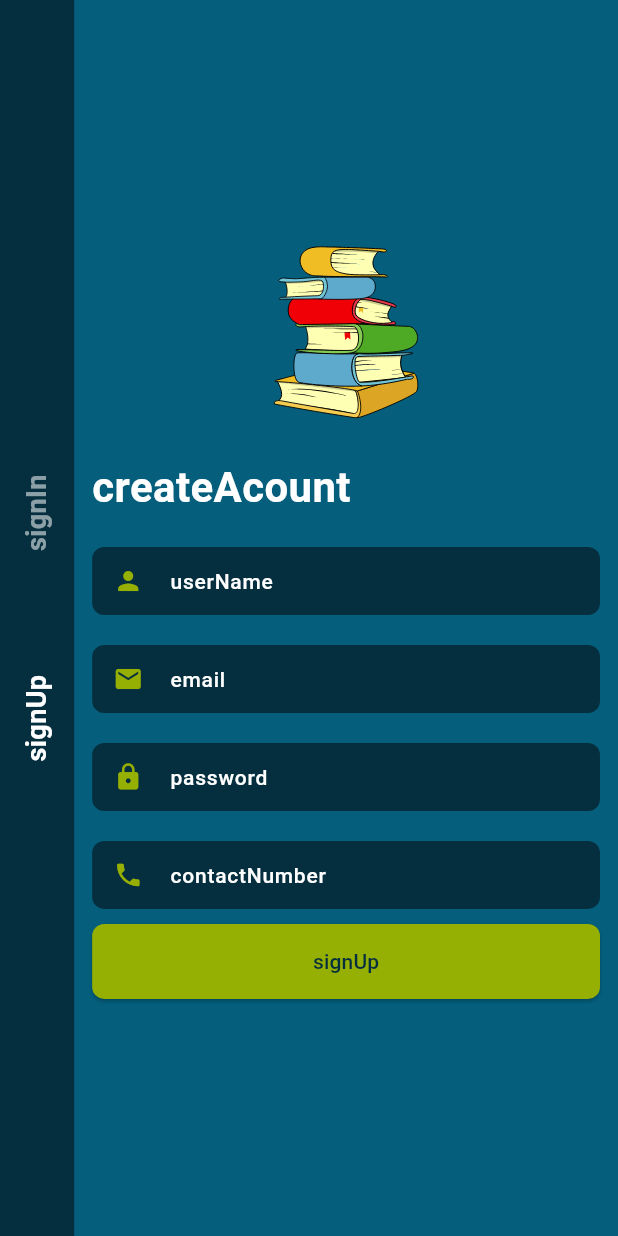
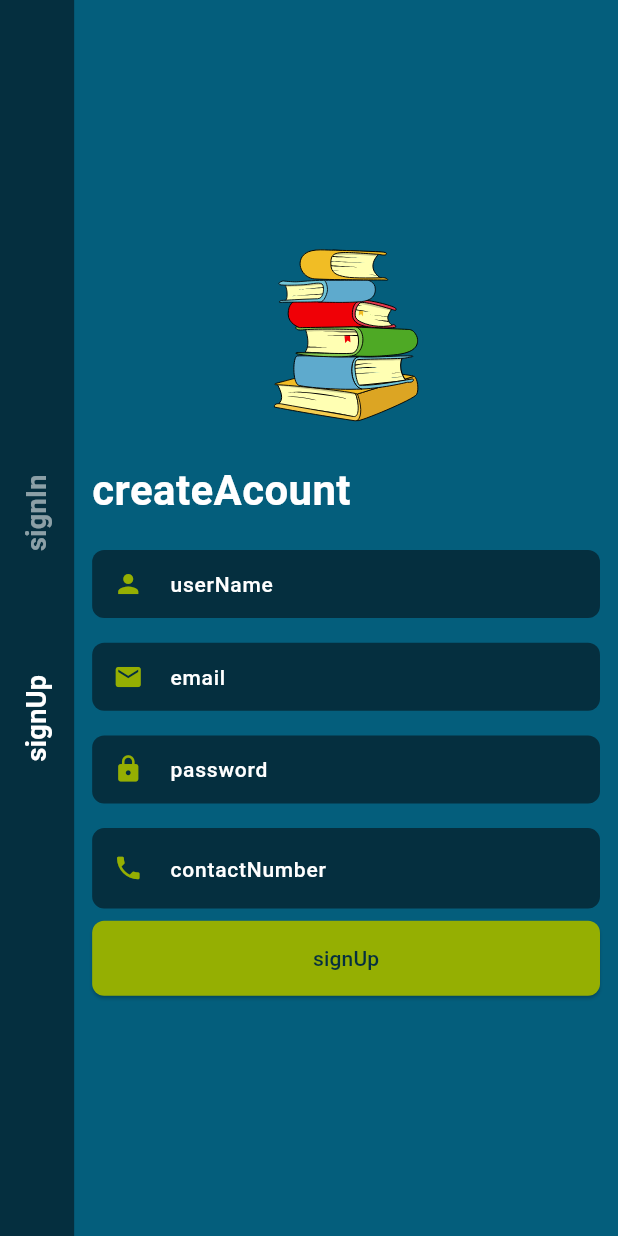
Before and after one commit to SummarizeApp/flutter_app, a Flutter app: the screen it shows after launch, after a tap on "signUp", on a phone screen of 412 x 824 dp. Run offline on Flutter 3.47's test engine with Material 3 defaults, Android fonts, the phone set to English and light mode, and no system bars; our stand-ins replace easy_localization, file_picker, flutter_bloc, font_awesome_flutter, go_router, image_picker and 3 more; missing offline and left inert: flutter_pdfview; network calls fail; Roboto replaces fonts that are missing (Quicksand); project files that could hold a hidden picture were left out.

Commit message:
phone controller added

```diff
--- a/assets/translations/tr.json
+++ b/assets/translations/tr.json
@@ -25,6 +25,8 @@
     "enterOtp": "Mailine gönderilen doğrulama kodunu giriniz.",
     "resendOtp": "Tekrar Gönder",
     "emailAppBar": "E-mailini Doğrula",
-    "didintReceive": "Doğrulama kodunu alamadınız mı?"
+    "didintReceive": "Doğrulama kodunu alamadınız mı?",
+    "otp": "Doğrulama kodu",
+    "signUpFailed": "Hesap oluşturma başarısız!"
 
 }
--- a/lib/presentations/auth_screen/auth_screen.dart
+++ b/lib/presentations/auth_screen/auth_screen.dart
@@ -57,7 +57,7 @@ class AuthScreenState extends State<AuthScreen> {
                       ),
                     ),
                     const SizedBox(height: 20),
-                    isLogin ? LoginForm() : SignUpForm(),
+                    isLogin ? LoginForm() : RegisterForm(),
                     const SizedBox(height: 20),
 
                     // Beyaz çizgi
--- a/lib/presentations/auth_screen/components/register_form.dart
+++ b/lib/presentations/auth_screen/components/register_form.dart
@@ -1,20 +1,22 @@
 
-// import 'package:dictionary_app/services/auth_service_register.dart';
 import 'package:easy_localization/easy_localization.dart';
 import 'package:flutter/material.dart';
 import 'package:literate_app/models/user_modal.dart';
 import 'package:literate_app/presentations/auth_screen/components/otp_verify_screen.dart';
+import 'package:literate_app/presentations/auth_screen/components/utils/input_custom_phone_widget.dart';
 import 'package:literate_app/presentations/auth_screen/components/utils/input_custom_widget.dart';
 import 'package:literate_app/services/auth_service/register_service.dart';
+import 'package:literate_app/utils/phone_number_input_formatter.dart';
+import 'package:literate_app/veriables/global_veraibles.dart';
 
-class SignUpForm extends StatelessWidget {
+class RegisterForm extends StatelessWidget {
   final TextEditingController emailController = TextEditingController();
   final TextEditingController passwordController = TextEditingController();
   final TextEditingController userNameController = TextEditingController();
   final TextEditingController contactNumberController = TextEditingController();
   final AuthServiceRegister authServiceRegister = AuthServiceRegister();
 
-  SignUpForm({super.key});
+  RegisterForm({super.key});
 
   @override
   Widget build(BuildContext context) {
@@ -25,60 +27,28 @@ class SignUpForm extends StatelessWidget {
           controller: userNameController,
           icon: Icons.person,
         ),
-        const SizedBox(height: 20),
+         SizedBox(height: screenHeight * 0.020),
         InputCustomWidget(
           text: tr("email"),
           controller: emailController,
           icon: Icons.email,
         ),
-        const SizedBox(height: 20),
+         SizedBox(height: screenHeight *0.02),
         InputCustomWidget(
           text: tr("password"),
           controller: passwordController,
           icon: Icons.lock,
           obscureText: true,
         ),
-        const SizedBox(height: 20),
-        InputCustomWidget(
-          text: tr("contactNumber"),
-          controller: contactNumberController,
-          icon: Icons.phone,
-        ),
-        const SizedBox(height: 10),
-        // ElevatedButton(
-        //   onPressed: () async {
-        //     // Kullanıcıdan alınan bilgilerle UserModel oluştur
-        //     final user = UserModel(
-        //       id: '', // ID backend tarafından oluşturulacağı için boş bırakıyoruz
-        //       username: userNameController.text.trim(),
-        //       email: emailController.text.trim(),
-        //       password: passwordController.text.trim(),
-        //       connactNumber: contactNumberController.text.trim(),
-        //     );
+         SizedBox(height: screenHeight * 0.02),
+        InputCustomWidgetPhone(
+  hintText: tr("contactNumber"),
+  controller: contactNumberController,
+  icon: Icons.phone,
+  inputFormatters: [PhoneNumberInputFormatter()],
+),
+         SizedBox(height: screenHeight * 0.01),
 
-        //     // AuthServiceRegister kullanarak kayıt işlemini gerçekleştir
-        //     try {
-        //       await authServiceRegister.sendRegisterRequest(user);
-        //       // Kayıt başarılı olduğunda mesaj göster
-        //       ScaffoldMessenger.of(context).showSnackBar(
-        //         SnackBar(content: Text(tr("signUpSuccess"))),
-        //       );
-        //     } catch (e) {
-        //       // Kayıt sırasında hata olduğunda mesaj göster
-        //       ScaffoldMessenger.of(context).showSnackBar(
-        //         SnackBar(content: Text(tr("signUpFailed"))),
-        //       );
-        //     }
-        //   },
-        //   style: ElevatedButton.styleFrom(
-        //     backgroundColor: Theme.of(context).colorScheme.primaryContainer,
-        //     minimumSize: const Size(double.infinity, 50),
-        //     shape: RoundedRectangleBorder(
-        //       borderRadius: BorderRadius.circular(8),
-        //     ),
-        //   ),
-        //   child: Text(tr("signUp")),
-        // ),
         ElevatedButton(
   onPressed: () async {
     final user = UserModel(
@@ -100,9 +70,7 @@ class SignUpForm extends StatelessWidget {
         ),
       );
 
-      ScaffoldMessenger.of(context).showSnackBar(
-        SnackBar(content: Text(tr("signUpSuccess"))),
-      );
+
     } catch (e) {
       ScaffoldMessenger.of(context).showSnackBar(
         SnackBar(content: Text(tr("signUpFailed"))),
--- /dev/null
+++ b/lib/presentations/auth_screen/components/utils/input_custom_phone_widget.dart
@@ -0,0 +1,48 @@
+import 'package:flutter/material.dart';
+import 'package:flutter/services.dart';
+
+class InputCustomWidgetPhone extends StatelessWidget {
+  final String? hintText;
+  final TextEditingController controller;
+  final IconData icon;
+  final bool obscureText;
+  final List<TextInputFormatter>? inputFormatters;
+
+  const InputCustomWidgetPhone({
+    super.key,
+    this.hintText,
+    required this.controller,
+    required this.icon,
+    this.obscureText = false,
+    this.inputFormatters,
+  });
+
+  @override
+  Widget build(BuildContext context) {
+    return SizedBox(
+      height: MediaQuery.of(context).size.height * 0.065,
+      child: TextField(
+        controller: controller,
+        obscureText: obscureText,
+        keyboardType: TextInputType.phone,
+        inputFormatters: inputFormatters,
+        decoration: InputDecoration(
+          filled: true,
+          fillColor: Theme.of(context).colorScheme.primary,
+          hintText: hintText,
+          hintStyle: const TextStyle(fontSize: 14, color: Colors.white),
+          border: OutlineInputBorder(
+            borderRadius: BorderRadius.circular(8.0),
+            borderSide: BorderSide.none,
+          ),
+          prefixIcon: Icon(
+            icon,
+            color: Theme.of(context).colorScheme.primaryContainer,
+            size: 20,
+          ),
+          contentPadding: const EdgeInsets.symmetric(vertical: 15, horizontal: 10),
+        ),
+      ),
+    );
+  }
+}
--- a/lib/presentations/auth_screen/components/utils/input_custom_widget.dart
+++ b/lib/presentations/auth_screen/components/utils/input_custom_widget.dart
@@ -1,17 +1,20 @@
 import 'package:flutter/material.dart';
+import 'package:flutter/services.dart';
+
 
 class InputCustomWidget extends StatelessWidget {
-  final String text;
+  final String? text;
+  final TextEditingController controller;
   final IconData icon;
   final bool obscureText;
-  final TextEditingController controller;  // controller parametresi eklendi
+  final List<TextInputFormatter>? inputFormatters; // Add this parameter
 
-  const InputCustomWidget({
-    super.key,
-    required this.text,
+  InputCustomWidget({
+     this.text,
+    required this.controller,
     required this.icon,
     this.obscureText = false,
-    required this.controller,  // controller parametresi alındı
+    this.inputFormatters, // Accept inputFormatters as a parameter
   });
 
   @override
--- a/lib/presentations/auth_screen/components/utils/otp_input_field.dart
+++ b/lib/presentations/auth_screen/components/utils/otp_input_field.dart
@@ -1,3 +1,4 @@
+import 'package:easy_localization/easy_localization.dart';
 import 'package:flutter/material.dart';
 
 class OtpInputField extends StatelessWidget {
@@ -13,7 +14,7 @@ class OtpInputField extends StatelessWidget {
     return TextField(
       controller: controller,
       decoration: InputDecoration(
-        labelText: 'OTP Code',
+        labelText: tr('otp'),
         labelStyle: TextStyle(color: Colors.white),
         border: OutlineInputBorder(
           borderRadius: BorderRadius.circular(12),
--- /dev/null
+++ b/lib/utils/phone_number_input_formatter.dart
@@ -0,0 +1,28 @@
+import 'package:flutter/services.dart';
+
+class PhoneNumberInputFormatter extends TextInputFormatter {
+  @override
+  TextEditingValue formatEditUpdate(
+      TextEditingValue oldValue, TextEditingValue newValue) {
+    String text = newValue.text;
+
+    // Sadece rakamları al
+    text = text.replaceAll(RegExp(r'\D'), '');
+
+    // Telefon numarasını formatla: (XXX) XXX XX XX
+    if (text.length > 10) {
+      text = '(${text.substring(0, 3)}) ${text.substring(3, 6)} ${text.substring(6, 8)} ${text.substring(8, 10)}';
+    } else if (text.length > 6) {
+      text = '(${text.substring(0, 3)}) ${text.substring(3, 6)} ${text.substring(6)}';
+    } else if (text.length > 3) {
+      text = '(${text.substring(0, 3)}) ${text.substring(3)}';
+    } else if (text.isNotEmpty) {
+      text = '(${text.substring(0)}';
+    }
+
+    return TextEditingValue(
+      text: text,
+      selection: TextSelection.collapsed(offset: text.length),
+    );
+  }
+}
```
